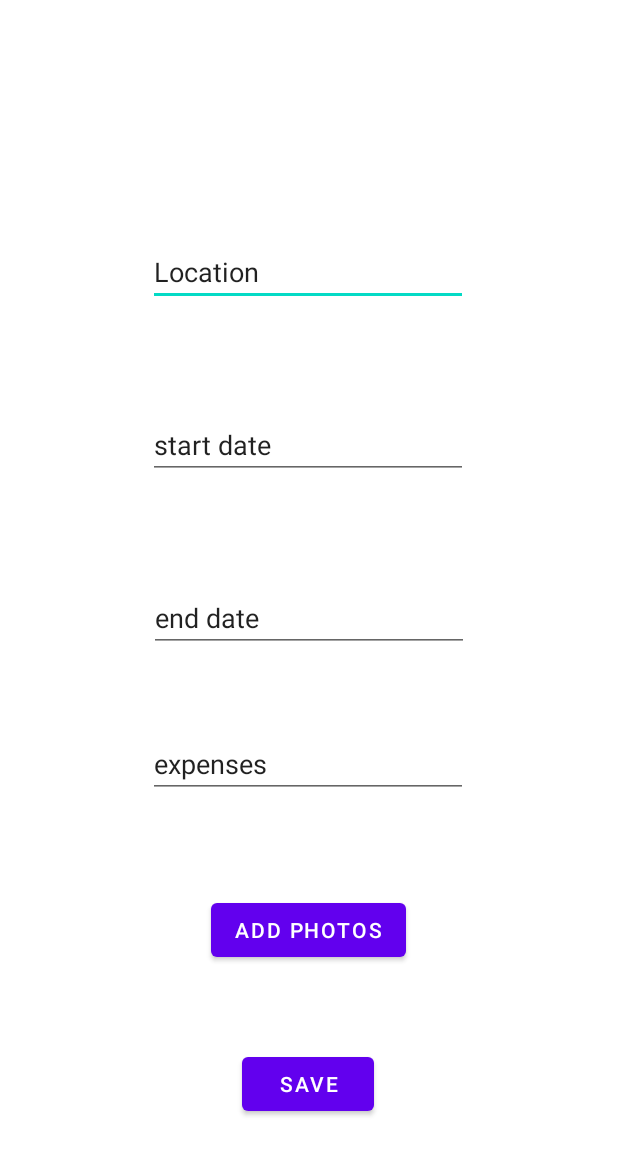
After one commit to Kawaban/TripManager, an Android app: the layout activity_statistics_add.xml on its own in the app's theme, with its tools: preview values and no code run, on a phone screen of 412 x 824 dp. The commit adds this screen. Shown: the top 1155 px of the screen. Run offline under Robolectric (Android 15) with nearby library versions, the light colour scheme and no system bars.

```diff
--- a/app/src/main/AndroidManifest.xml
+++ b/app/src/main/AndroidManifest.xml
@@ -3,6 +3,8 @@
     xmlns:tools="http://schemas.android.com/tools">
     <uses-permission android:name="android.permission.INTERNET" />
     <uses-permission android:name="android.permission.ACCESS_NETWORK_STATE" />
+    <uses-permission android:name="android.permission.WRITE_EXTERNAL_STORAGE" />
+    <uses-permission android:name="android.permission.READ_EXTERNAL_STORAGE" />
     <application
         android:allowBackup="true"
         android:dataExtractionRules="@xml/data_extraction_rules"
--- a/app/src/main/java/com/example/tripmanager/flixbusactivity/FlixBusResultsActivity.java
+++ b/app/src/main/java/com/example/tripmanager/flixbusactivity/FlixBusResultsActivity.java
@@ -7,15 +7,13 @@ import androidx.appcompat.app.AppCompatActivity;
 
 import com.example.tripmanager.R;
 import com.example.tripmanager.flixbusactivity.domain.ResponseDTO;
-import com.example.tripmanager.flixbusactivity.textview.ResponceTableDataAdapter;
-import com.example.tripmanager.flixbusactivity.textview.ResponceTableHeaderAdapter;
+import com.example.tripmanager.flixbusactivity.tableview.ResponceTableDataAdapter;
+import com.example.tripmanager.flixbusactivity.tableview.ResponceTableHeaderAdapter;
 
 
 import java.util.ArrayList;
-import java.util.List;
 
 import de.codecrafters.tableview.TableView;
-import de.codecrafters.tableview.toolkit.SimpleTableHeaderAdapter;
 
 public class FlixBusResultsActivity extends AppCompatActivity{
     private TableView<ResponseDTO> tableView;
--- a/app/src/main/java/com/example/tripmanager/flixbusactivity/domain/FlixBusAPIController.java
+++ b/app/src/main/java/com/example/tripmanager/flixbusactivity/domain/FlixBusAPIController.java
@@ -5,7 +5,7 @@ import android.os.AsyncTask;
 
 import androidx.room.Room;
 
-import com.example.tripmanager.infrastructure.database.CityDatabase;
+import com.example.tripmanager.infrastructure.database.AppDatabase;
 import com.example.tripmanager.infrastructure.database.CityEntity;
 
 import org.json.JSONArray;
@@ -21,12 +21,12 @@ import okhttp3.Request;
 import okhttp3.Response;
 
 public class FlixBusAPIController extends AsyncTask<RequestDTO, Void, ArrayList<ResponseDTO>> {
-    private final CityDatabase db;
+    private final AppDatabase db;
     private final OkHttpClient client;
     public FlixBusAPIController(Context applicationContext) {
        client = new OkHttpClient();
         db = Room.databaseBuilder(applicationContext,
-                CityDatabase.class, "database-name").build();
+                AppDatabase.class, "database-name").build();
     }
 
     public CityEntity requestFlixBusIdOfCity(String cityName) throws IOException, JSONException {
--- a/app/src/main/java/com/example/tripmanager/flixbusactivity/textview/ResponceTableDataAdapter.java
+++ b/app/src/main/java/com/example/tripmanager/flixbusactivity/tableview/ResponceTableDataAdapter.java
@@ -1,4 +1,4 @@
-package com.example.tripmanager.flixbusactivity.textview;
+package com.example.tripmanager.flixbusactivity.tableview;
 
 import android.content.ClipData;
 import android.content.ClipboardManager;
--- a/app/src/main/java/com/example/tripmanager/flixbusactivity/textview/ResponceTableHeaderAdapter.java
+++ b/app/src/main/java/com/example/tripmanager/flixbusactivity/tableview/ResponceTableHeaderAdapter.java
@@ -1,4 +1,4 @@
-package com.example.tripmanager.flixbusactivity.textview;
+package com.example.tripmanager.flixbusactivity.tableview;
 
 import android.content.Context;
 import android.view.View;
--- /dev/null
+++ b/app/src/main/res/layout/activity_statistics_add.xml
@@ -0,0 +1,85 @@
+<?xml version="1.0" encoding="utf-8"?>
+<androidx.constraintlayout.widget.ConstraintLayout xmlns:android="http://schemas.android.com/apk/res/android"
+    xmlns:app="http://schemas.android.com/apk/res-auto"
+    xmlns:tools="http://schemas.android.com/tools"
+    android:layout_width="match_parent"
+    android:layout_height="match_parent">
+
+    <EditText
+        android:id="@+id/editTextLocation"
+        android:layout_width="wrap_content"
+        android:layout_height="wrap_content"
+        android:ems="10"
+        android:inputType="text"
+        android:text="Location"
+        app:layout_constraintBottom_toBottomOf="parent"
+        app:layout_constraintEnd_toEndOf="parent"
+        app:layout_constraintHorizontal_bias="0.497"
+        app:layout_constraintStart_toStartOf="parent"
+        app:layout_constraintTop_toTopOf="parent"
+        app:layout_constraintVertical_bias="0.204" />
+
+    <EditText
+        android:id="@+id/editTextStartDate"
+        android:layout_width="wrap_content"
+        android:layout_height="wrap_content"
+        android:ems="10"
+        android:inputType="date"
+        android:text="start date"
+        app:layout_constraintBottom_toBottomOf="parent"
+        app:layout_constraintEnd_toEndOf="parent"
+        app:layout_constraintHorizontal_bias="0.497"
+        app:layout_constraintStart_toStartOf="parent"
+        app:layout_constraintTop_toTopOf="parent"
+        app:layout_constraintVertical_bias="0.352" />
+
+    <EditText
+        android:id="@+id/editTextEndDate"
+        android:layout_width="wrap_content"
+        android:layout_height="wrap_content"
+        android:ems="10"
+        android:inputType="date"
+        android:text="end date"
+        app:layout_constraintBottom_toBottomOf="parent"
+        app:layout_constraintEnd_toEndOf="parent"
+        app:layout_constraintStart_toStartOf="parent"
+        app:layout_constraintTop_toTopOf="parent" />
+
+    <EditText
+        android:id="@+id/editTextNumberExpenses"
+        android:layout_width="wrap_content"
+        android:layout_height="wrap_content"
+        android:ems="10"
+        android:inputType="number"
+        android:text="expenses"
+        app:layout_constraintBottom_toBottomOf="parent"
+        app:layout_constraintEnd_toEndOf="parent"
+        app:layout_constraintHorizontal_bias="0.497"
+        app:layout_constraintStart_toStartOf="parent"
+        app:layout_constraintTop_toTopOf="parent"
+        app:layout_constraintVertical_bias="0.625" />
+
+    <Button
+        android:id="@+id/buttonSave"
+        android:layout_width="wrap_content"
+        android:layout_height="wrap_content"
+        android:text="Save"
+        app:layout_constraintBottom_toBottomOf="parent"
+        app:layout_constraintEnd_toEndOf="parent"
+        app:layout_constraintHorizontal_bias="0.498"
+        app:layout_constraintStart_toStartOf="parent"
+        app:layout_constraintTop_toTopOf="parent"
+        app:layout_constraintVertical_bias="0.9" />
+
+    <Button
+        android:id="@+id/buttonAddImages"
+        android:layout_width="wrap_content"
+        android:layout_height="wrap_content"
+        android:text="Add photos"
+        app:layout_constraintBottom_toBottomOf="parent"
+        app:layout_constraintEnd_toEndOf="parent"
+        app:layout_constraintHorizontal_bias="0.498"
+        app:layout_constraintStart_toStartOf="parent"
+        app:layout_constraintTop_toTopOf="parent"
+        app:layout_constraintVertical_bias="0.768" />
+</androidx.constraintlayout.widget.ConstraintLayout>
--- /dev/null
+++ b/app/src/main/res/layout/activity_statistics_images.xml
@@ -0,0 +1,6 @@
+<?xml version="1.0" encoding="utf-8"?>
+<androidx.constraintlayout.widget.ConstraintLayout xmlns:android="http://schemas.android.com/apk/res/android"
+    android:layout_width="match_parent"
+    android:layout_height="match_parent">
+
+</androidx.constraintlayout.widget.ConstraintLayout>
--- /dev/null
+++ b/app/src/main/res/values/integers.xml
@@ -0,0 +1,4 @@
+<?xml version="1.0" encoding="utf-8"?>
+<resources>
+    <integer name="PICK_IMAGE_MULTIPLE">1</integer>
+</resources>
```
Also changed, not shown: app/src/main/java/com/example/tripmanager/infrastructure/database/AppDatabase.java (added, +11 -0 lines), app/src/main/java/com/example/tripmanager/infrastructure/database/CityDatabase.java (deleted, +0 -8 lines), app/src/main/java/com/example/tripmanager/infrastructure/database/Converters.java (added, +49 -0 lines), app/src/main/java/com/example/tripmanager/infrastructure/database/TripDao.java (added, +17 -0 lines), app/src/main/java/com/example/tripmanager/infrastructure/database/TripEntity.java (added, +22 -0 lines), app/src/main/java/com/example/tripmanager/statisticsactivity/StatisticImagesActivity.java (added, +20 -0 lines), app/src/main/java/com/example/tripmanager/statisticsactivity/StatisticsAddActivity.java (added, +105 -0 lines), app/src/main/java/com/example/tripmanager/statisticsactivity/StatisticsMenuActivity.java (added, +26 -0 lines), app/src/main/java/com/example/tripmanager/statisticsactivity/tableview/TripTableDataAdapter.java (added, +87 -0 lines), app/src/main/java/com/example/tripmanager/statisticsactivity/tableview/TripTableHeaderAdapter.java (added, +45 -0 lines), app/src/main/res/layout/activity_statistics_menu.xml (added, +40 -0 lines).
